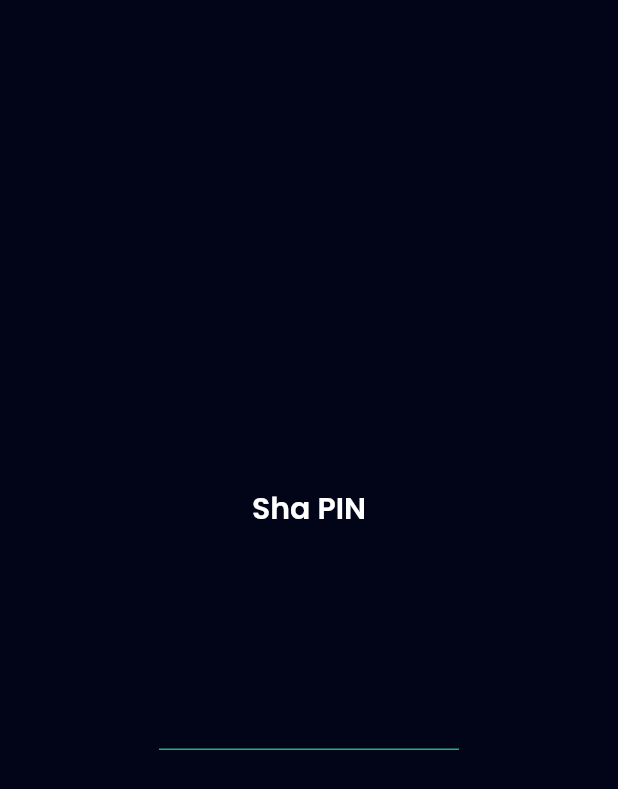
After one commit to yovitaa/bank_sha, a Flutter app: the PinPage screen opened by its route, on a phone screen of 412 x 824 dp. The commit adds this screen. Shown: the top 789 px of the screen. Run offline on Flutter 3.47's test engine with Material 2 defaults, Android fonts, the phone set to English and light mode, and no system bars; our stand-ins replace carousel_slider, google_fonts.

Commit message:
5.4 Pin Page Bag 1

```diff
--- a/lib/main.dart
+++ b/lib/main.dart
@@ -1,6 +1,7 @@
 import 'package:bank_sha/shared/theme.dart';
 import 'package:bank_sha/ui/pages/home_page.dart';
 import 'package:bank_sha/ui/pages/onboarding_page.dart';
+import 'package:bank_sha/ui/pages/pin_page.dart';
 import 'package:bank_sha/ui/pages/profil_page.dart';
 import 'package:bank_sha/ui/pages/sign_in_page.dart';
 import 'package:bank_sha/ui/pages/sign_up_page.dart';
@@ -44,6 +45,7 @@ class MyApp extends StatelessWidget {
         '/sign-up-success': (context) => const SignUpSuccessPage(),
         '/home':(context) => const HomePage(),
         '/profile': (context) => const ProfilPage(),
+        '/pin' : (context) => const PinPage(),
       },
     );
   }
--- /dev/null
+++ b/lib/ui/pages/pin_page.dart
@@ -0,0 +1,55 @@
+import 'package:bank_sha/shared/theme.dart';
+import 'package:flutter/material.dart';
+
+class PinPage extends StatelessWidget {
+  const PinPage({super.key});
+
+  @override
+  Widget build(BuildContext context) {
+    return Scaffold(
+      backgroundColor: darkBackgroundColor,
+      body: Center(
+        child: Column(
+          mainAxisAlignment: MainAxisAlignment.center,
+          children: [
+            Text(
+              'Sha PIN',
+              style: whiteTextStyle.copyWith(
+                fontSize: 20,
+                fontWeight: semiBold,
+              ),
+            ),
+            const SizedBox(
+              height: 72,
+            ),
+            SizedBox(
+              width: 200,
+              child: TextFormField(
+                obscureText: true,
+                cursorColor: greyColor,
+                obscuringCharacter: '*',
+                style: whiteTextStyle.copyWith(
+                  fontSize: 36,
+                  fontWeight: medium,
+                  letterSpacing: 16,
+                ),
+                decoration: InputDecoration(
+                  enabledBorder: UnderlineInputBorder(
+                    borderSide: BorderSide(
+                      color: greenColor,
+                    ),
+                  ),
+                  focusedBorder: UnderlineInputBorder(
+                    borderSide: BorderSide(
+                      color: greyColor,
+                    ),
+                  ),
+                ),
+              ),
+            ),
+          ],
+        ),
+      )
+    );
+  }
+}
--- a/lib/ui/pages/profil_page.dart
+++ b/lib/ui/pages/profil_page.dart
@@ -79,7 +79,9 @@ class ProfilPage extends StatelessWidget {
                 ProfileMenuItem(
                   iconUrl: 'assets/ic_edit_profile.png',
                   title: 'Edit Profile',
-                  onTap: () {},
+                  onTap: () {
+                    Navigator.pushNamed(context, '/pin');
+                  },
                 ),
                 ProfileMenuItem(
                   iconUrl: 'assets/ic_pin.png',
```
